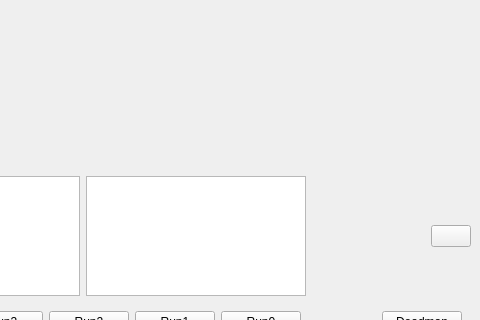
Before: the Qt Designer form sim_ui4.ui in oualline/trolley.sim, drawn with Qt 5; both pictures show x 485 to 965 and y 431 to 751 of the 965 by 878 pixel window.
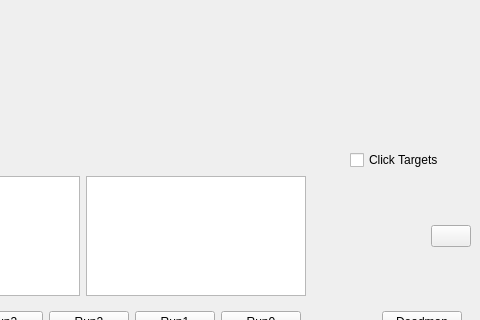
After: the same form once the commit is applied. Icons and pictures are not drawn.

The edit to the form file:
```diff
--- a/sim_ui4.ui
+++ b/sim_ui4.ui
@@ -127,6 +127,13 @@
             </property>
            </widget>
           </item>
+          <item>
+           <widget class="QCheckBox" name="AideBox">
+            <property name="text">
+             <string>Click Targets</string>
+            </property>
+           </widget>
+          </item>
          </layout>
         </item>
        </layout>
```
